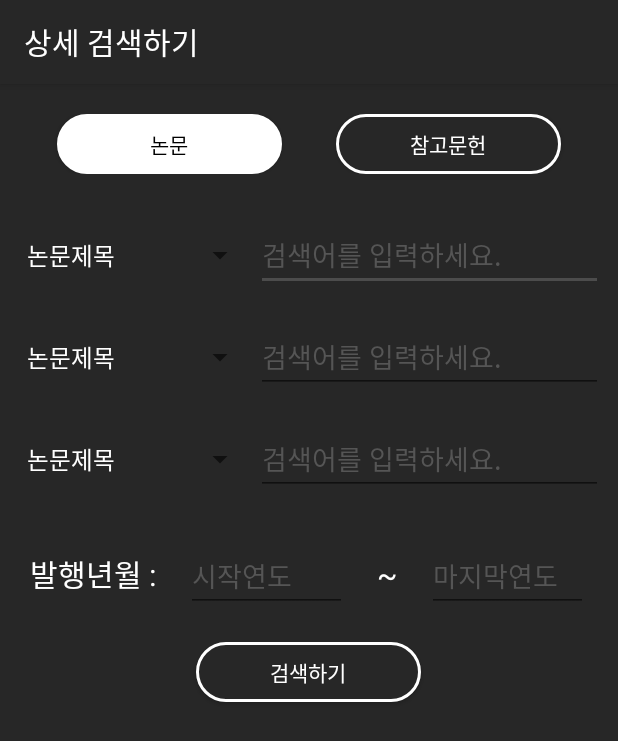
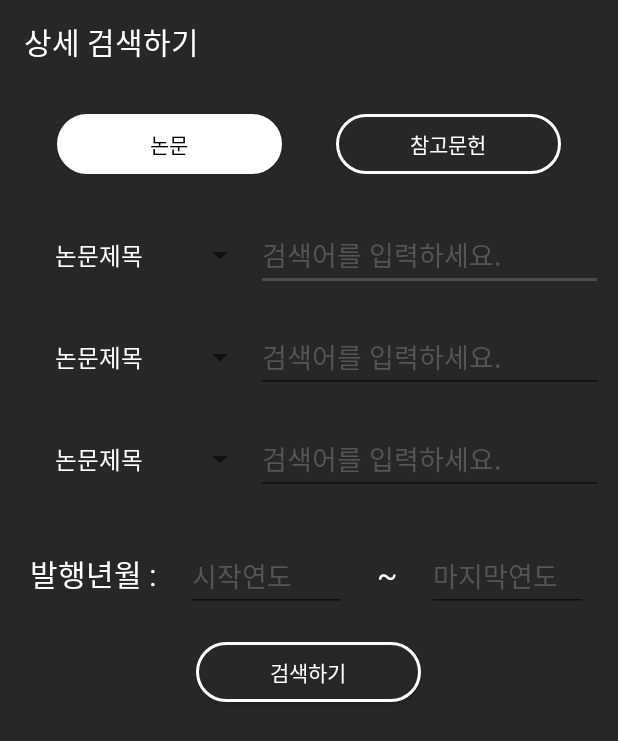
Before and after one commit to tre2man/Article-Search-App, an Android app: the screen it shows after launch (SearchActivity), after a tap on "상세검색하기", on a phone screen of 412 x 824 dp. Shown: the top 741 px of the screen. Run offline under Robolectric (Android 15) with nearby library versions, the light colour scheme and no system bars.

Commit message:
update lamda function

```diff
--- a/app/src/main/java/com/example/assignment/ItemListViewClass.java
+++ b/app/src/main/java/com/example/assignment/ItemListViewClass.java
@@ -44,9 +44,9 @@ public class ItemListViewClass extends BaseAdapter {
         }
 
         //텍스트뷰 변수 선언한다.
-        TextView title = (TextView) view.findViewById(R.id.title);
-        TextView author = (TextView) view.findViewById(R.id.author);
-        TextView institution = (TextView) view.findViewById(R.id.institution);
+        TextView title = view.findViewById(R.id.title);
+        TextView author = view.findViewById(R.id.author);
+        TextView institution = view.findViewById(R.id.institution);
 
         //ItemListClass에 리스트에 해당하는 변수를 저장한다.
         ItemListClass itemListClass = getItem(pos);
--- a/app/src/main/java/com/example/assignment/MainActivity.java
+++ b/app/src/main/java/com/example/assignment/MainActivity.java
@@ -18,18 +18,16 @@ public class MainActivity extends AppCompatActivity {
         setTitle("논문 검색기");
 
         //단순검색 버튼과 상세검색 버튼 설정
-        Button Normal = (Button) findViewById(R.id.Normalsearch);
-        Button Detail = (Button) findViewById(R.id.Detailsearch);
+        Button Normal = findViewById(R.id.Normalsearch);
+        Button Detail = findViewById(R.id.Detailsearch);
 
-        final EditText input = (EditText) findViewById(R.id.editText);
+        final EditText input = findViewById(R.id.editText);
 
         //검색값 전달 위한 클래스 선언
         final SearchClass SearchingClass = new SearchClass();
 
         //단순검색 버튼 늘렀을 경우
-        Normal.setOnClickListener(new View.OnClickListener() {
-            @Override
-            public void onClick(View v) {
+        Normal.setOnClickListener(v -> {
             if(input.getText().toString().getBytes().length <= 0){
                 //입력값이 없을경우 토스트 문자 출력
                 Toast.makeText(getApplicationContext(),"검색어를 입력해주세요.",Toast.LENGTH_SHORT).show();
@@ -45,17 +43,13 @@ public class MainActivity extends AppCompatActivity {
                 intent.putExtra("object",SearchingClass);
                 startActivity(intent);
             }
-            }
         });
 
         //상세검색 버튼 늘렀을 경우
-        Detail.setOnClickListener(new View.OnClickListener() {
-            @Override
-            public void onClick(View v) {
+        Detail.setOnClickListener(v -> {
             //SearchActivity로 이동하기
             Intent intent = new Intent(getApplicationContext(), SearchActivity.class);
             startActivity(intent);
-            }
         });
     }
 }
--- a/app/src/main/java/com/example/assignment/SearchActivity.java
+++ b/app/src/main/java/com/example/assignment/SearchActivity.java
@@ -101,9 +101,7 @@ public class SearchActivity extends AppCompatActivity {
 
 
         //카테고리 선택하는 코드.
-        journal.setOnClickListener(new View.OnClickListener() {
-            @Override
-            public void onClick(View v) {
+        journal.setOnClickListener(v -> {
             //논문검색을 선택했을 경우
 
             //논문입력 보이기, 참고문헌입력 가리기
@@ -118,12 +116,9 @@ public class SearchActivity extends AppCompatActivity {
 
             //선택한 검색방법
             category[0] = "논문";
-            }
         });
 
-        reference.setOnClickListener(new View.OnClickListener() {
-            @Override
-            public void onClick(View v) {
+        reference.setOnClickListener(v -> {
             //참고문헌 선택했을 경우
 
             //논문입력 가리기, 참고문헌입력 보이기
@@ -138,13 +133,10 @@ public class SearchActivity extends AppCompatActivity {
 
             //선택한 검색방법
             category[0] = "참고문헌";
-            }
         });
 
         //검색 버튼을 눌렀을 경우에 동작
-        resultbutton.setOnClickListener(new View.OnClickListener() {
-            @Override
-            public void onClick(View v) {
+        resultbutton.setOnClickListener(v -> {
 
             //전송할 클래스에 변수 대입하기
 
@@ -184,7 +176,6 @@ public class SearchActivity extends AppCompatActivity {
                 intent.putExtra("object", SearchingClass);
                 startActivity(intent);
             }
-            }
         });
     }
 }
--- a/app/src/main/res/layout/activity_search.xml
+++ b/app/src/main/res/layout/activity_search.xml
@@ -81,7 +81,9 @@
                     android:layout_height="wrap_content"
                     android:layout_weight="1"
                     android:outlineAmbientShadowColor="#FFFFFF"
-                    android:outlineSpotShadowColor="#FFFFFF"/>
+                    android:outlineSpotShadowColor="#FFFFFF"
+                    android:gravity="center"
+                    android:textAlignment="center"/>
 
                 <EditText
                     android:id="@+id/journaleditText1"
@@ -107,7 +109,9 @@
                     android:layout_width="wrap_content"
                     android:layout_height="wrap_content"
                     android:layout_weight="1"
-                    android:textColor="#FFFFFF"/>
+                    android:textColor="#FFFFFF"
+                    android:gravity="center"
+                    android:textAlignment="center"/>
 
                 <EditText
                     android:id="@+id/journaleditText2"
@@ -133,7 +137,9 @@
                     android:layout_width="wrap_content"
                     android:layout_height="wrap_content"
                     android:layout_weight="1"
-                    android:textColor="#FFFFFF"/>
+                    android:textColor="#FFFFFF"
+                    android:gravity="center"
+                    android:textAlignment="center"/>
 
                 <EditText
                     android:id="@+id/journaleditText3"
@@ -214,16 +220,16 @@
         <!-- 참고문헌 검색 -->
         <LinearLayout
             android:layout_width="match_parent"
-            android:layout_height="wrap_content"
-            android:orientation="vertical"
+            android:layout_height="match_parent"
+            android:orientation="horizontal"
             android:id="@+id/reference"
             android:visibility="invisible">
 
             <LinearLayout
-                android:layout_width="wrap_content"
-                android:layout_height="wrap_content"
-                android:orientation="horizontal"
-                android:layout_margin="10dp">
+                android:layout_width="400px"
+                android:layout_height="match_parent"
+                android:weightSum="4"
+                android:orientation="vertical">
 
                 <TextView
                     android:layout_width="match_parent"
@@ -232,104 +238,103 @@
                     android:textSize="20dp"
                     android:layout_weight="1"
                     android:layout_margin="10dp"
-                    android:textColor="#FFFFFF">
+                    android:textColor="#FFFFFF"
+                    android:gravity="center"
+                    android:textAlignment="center">
                 </TextView>
+
+                <TextView
+                    android:layout_width="match_parent"
+                    android:layout_height="match_parent"
+                    android:layout_weight="1"
+                    android:text="저자명 : "
+                    android:textSize="20dp"
+                    android:layout_margin="10dp"
+                    android:textColor="#FFFFFF"
+                    android:gravity="center"
+                    android:textAlignment="center">
+                </TextView>
+
+                <TextView
+                    android:layout_width="match_parent"
+                    android:layout_height="match_parent"
+                    android:layout_weight="1"
+                    android:text="발행기관명 : "
+                    android:textSize="20dp"
+                    android:layout_margin="10dp"
+                    android:textColor="#FFFFFF"
+                    android:gravity="center"
+                    android:textAlignment="center">
+                </TextView>
+
+                <TextView
+                    android:layout_width="match_parent"
+                    android:layout_height="match_parent"
+                    android:layout_weight="1"
+                    android:text="연도 : "
+                    android:textSize="20dp"
+                    android:layout_margin="10dp"
+                    android:textColor="#FFFFFF"
+                    android:gravity="center"
+                    android:textAlignment="center">
+                </TextView>
+
+            </LinearLayout>
+
+            <LinearLayout
+                android:layout_width="match_parent"
+                android:layout_height="match_parent"
+                android:orientation="vertical"
+                android:weightSum="4">
 
                 <EditText
                     android:id="@+id/referenceName"
                     android:layout_width="wrap_content"
                     android:layout_height="wrap_content"
-                    android:layout_weight="2"
+                    android:layout_weight="1"
                     android:ems="10"
+                    android:hint="검색어를 입력하세요."
                     android:inputType="textPersonName"
-                    android:hint="검색어를 입력하세요."
                     android:textColor="#FFFFFF"
-                    android:textColorHint="#555555"/>
-
-            </LinearLayout>
-
-            <LinearLayout
-                android:layout_width="wrap_content"
-                android:layout_height="wrap_content"
-                android:orientation="horizontal"
-                android:layout_margin="10dp">
-
-                <TextView
-                    android:layout_width="match_parent"
-                    android:layout_height="match_parent"
-                    android:text="저자명 : "
-                    android:textSize="20dp"
-                    android:layout_margin="10dp"
-                    android:textColor="#FFFFFF">
-                </TextView>
+                    android:textColorHint="#555555"
+                    android:layout_margin="10dp"/>
 
                 <EditText
                     android:id="@+id/referenceAuthor"
                     android:layout_width="wrap_content"
                     android:layout_height="wrap_content"
-                    android:layout_weight="2"
+                    android:layout_weight="1"
                     android:ems="10"
                     android:inputType="textPersonName"
                     android:hint="검색어를 입력하세요."
                     android:textColor="#FFFFFF"
-                    android:textColorHint="#555555"/>
-
-            </LinearLayout>
-
-            <LinearLayout
-                android:layout_width="wrap_content"
-                android:layout_height="wrap_content"
-                android:orientation="horizontal"
-                android:layout_margin="10dp">
-
-                <TextView
-                    android:layout_width="match_parent"
-                    android:layout_height="match_parent"
-                    android:text="발행기관명 : "
-                    android:textSize="20dp"
-                    android:layout_margin="10dp"
-                    android:textColor="#FFFFFF">
-                </TextView>
+                    android:textColorHint="#555555"
+                    android:layout_margin="10dp"/>
 
                 <EditText
                     android:id="@+id/referenceInstitution"
                     android:layout_width="wrap_content"
                     android:layout_height="wrap_content"
-                    android:layout_weight="2"
+                    android:layout_weight="1"
                     android:ems="10"
                     android:inputType="textPersonName"
                     android:hint="검색어를 입력하세요."
                     android:textColor="#FFFFFF"
-                    android:textColorHint="#555555"/>
-
-            </LinearLayout>
-
-            <LinearLayout
-                android:layout_width="wrap_content"
-                android:layout_height="wrap_content"
-                android:orientation="horizontal"
-                android:layout_margin="10dp">
-
-                <TextView
-                    android:layout_width="match_parent"
-                    android:layout_height="match_parent"
-                    android:text="연도 : "
-                    android:textSize="20dp"
-                    android:layout_margin="10dp"
-                    android:textColor="#FFFFFF">
-                </TextView>
+                    android:textColorHint="#555555"
+                    android:layout_margin="10dp"/>
 
                 <EditText
                     android:id="@+id/referenceYear"
                     android:layout_width="wrap_content"
                     android:layout_height="wrap_content"
-                    android:layout_weight="2"
+                    android:layout_weight="1"
                     android:ems="10"
                     android:inputType="number"
                     android:hint="검색어를 입력하세요."
                     android:textColor="#FFFFFF"
                     android:textColorHint="#555555"
-                    android:maxLength="4"/>
+                    android:maxLength="4"
+                    android:layout_margin="10dp"/>
 
             </LinearLayout>
 
```
Also changed, not shown: app/build.gradle (+5 -5 lines), app/src/main/java/com/example/assignment/DetailActivity.java (+9 -9 lines), app/src/main/java/com/example/assignment/ResultActivity.java (+11 -14 lines), app/src/main/java/com/example/assignment/ResultClass.java (+7 -7 lines), 5 other files. Lines whose indentation alone changed are shown as unchanged.
